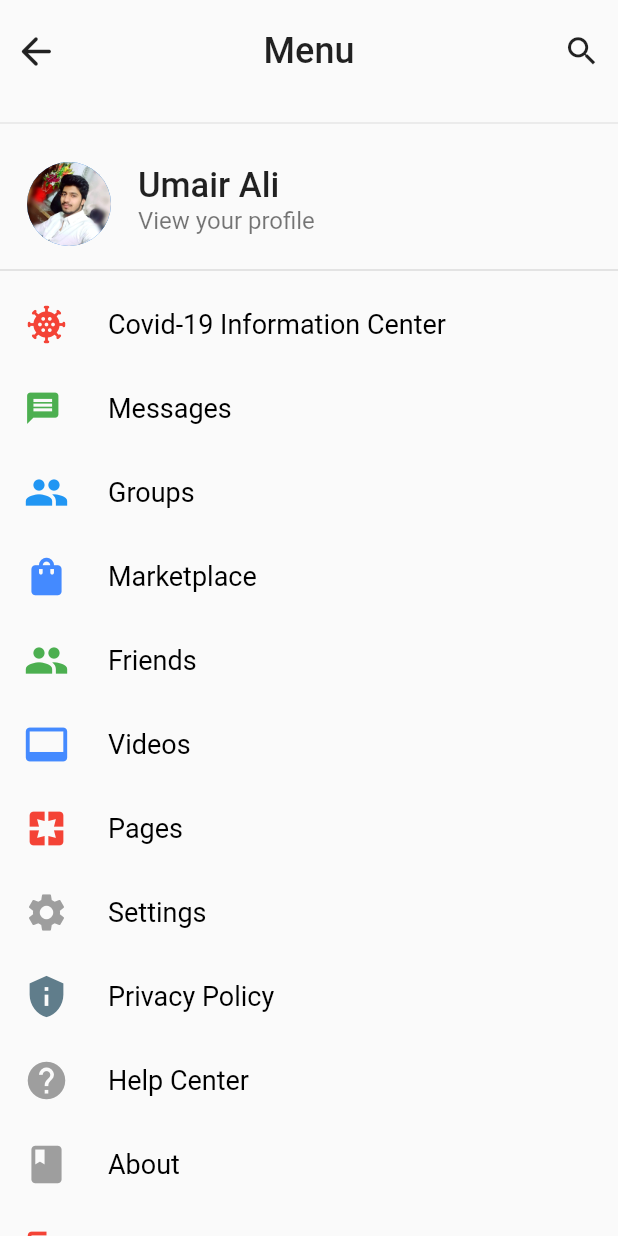
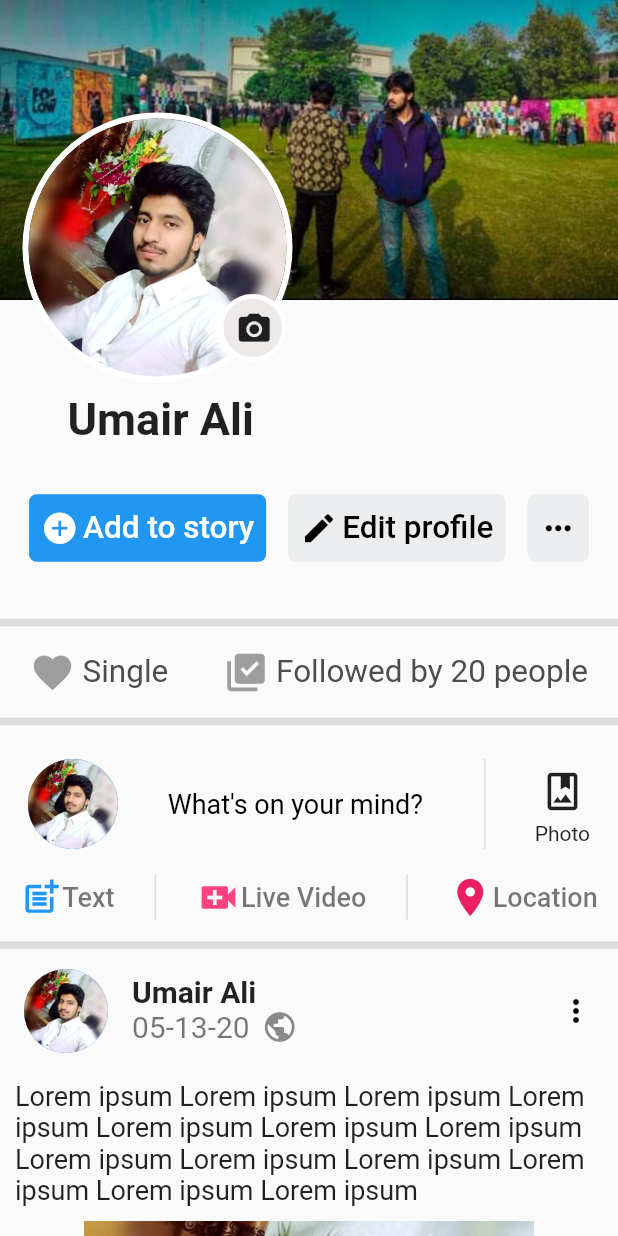
Before and after one commit to UmairAli254/facebook, a Flutter app: the screen it shows after launch, in the side drawer, after a tap on "Umair Ali", on a phone screen of 412 x 824 dp. Run offline on Flutter 3.47's test engine with Material 2 defaults, Android fonts, the phone set to English and light mode, and no system bars; drawn by our look-alikes of badges.

Commit message:
profiel page is done

```diff
--- a/lib/pages/my_drawer.dart
+++ b/lib/pages/my_drawer.dart
@@ -1,3 +1,4 @@
+import 'package:facebook/pages/profile.dart';
 import 'package:facebook/pages/shop.dart';
 import 'package:facebook/pages/videos.dart';
 import 'package:flutter/material.dart';
@@ -62,7 +63,21 @@ class _MyDrawerState extends State<MyDrawer> {
               padding: EdgeInsets.symmetric(vertical: 10),
               children: [
                 GestureDetector(
-                  onTap: () => print("View Profile"),
+                  onTap: () {
+                    Navigator.push(
+                      context,
+                      MaterialPageRoute(
+                        builder: (context) {
+                          return Container(
+                           margin: const EdgeInsets.only(top: 0),
+                            child: Material(
+                              child: Profile(),
+                            ),
+                          );
+                        },
+                      ),
+                    );
+                  },
                   child: ListTile(
                       leading: Container(
                         child: const CircleAvatar(
--- a/lib/pages/profile.dart
+++ b/lib/pages/profile.dart
@@ -0,0 +1,280 @@
+import "package:flutter/material.dart";
+
+import "../widgets/home/post_bar.dart";
+import "../widgets/home/post_menu.dart";
+import "../widgets/home/posts.dart";
+
+class Profile extends StatefulWidget {
+  @override
+  ProfileState createState() => ProfileState();
+}
+
+class ProfileState extends State<Profile> {
+  @override
+  Widget build(BuildContext context) {
+    return Container(
+      child: ListView(
+        children: [
+          // Images Container Starts here
+          Container(
+            margin: EdgeInsets.only(bottom: 55),
+            width: 100,
+            child: Stack(
+              clipBehavior: Clip.none,
+              children: [
+                // Background Image
+                GestureDetector(
+                  onTap: () {
+                    print("background Image");
+                  },
+                  child: Image(
+                    image: AssetImage("images/cover.jpg"),
+                    fit: BoxFit.cover,
+                    height: 200,
+                    width: MediaQuery.of(context).size.width * 1.0,
+                  ),
+                ),
+                // Background Image Ends here
+                // Profile Picture
+                Positioned(
+                  bottom: -55,
+                  left: 15,
+                  child: GestureDetector(
+                    onTap: () => print("Profile Image"),
+                    child: Container(
+                      width: 180,
+                      decoration: BoxDecoration(
+                          borderRadius: BorderRadius.circular(100),
+                          border: Border.all(
+                            color: Colors.white,
+                            width: 4,
+                          )),
+                      child: Stack(
+                        children: [
+                          ClipRRect(
+                            borderRadius: BorderRadius.circular(100),
+                            child:
+                                const Image(image: AssetImage("images/me.jpg")),
+                          ),
+
+                          // Camera Icon
+                          Positioned(
+                              bottom: 10,
+                              right: 0,
+                              child: Container(
+                                  width: 45,
+                                  height: 45,
+                                  padding: const EdgeInsets.all(0),
+                                  decoration: BoxDecoration(
+                                      color: const Color.fromARGB(
+                                          255, 237, 233, 233),
+                                      border: Border.all(
+                                        width: 3,
+                                        color: Colors.white,
+                                      ),
+                                      borderRadius: BorderRadius.circular(100)),
+                                  child: IconButton(
+                                    onPressed: () {
+                                      print("button camera");
+                                    },
+                                    icon: const Icon(
+                                      Icons.photo_camera,
+                                      size: 25,
+                                    ),
+                                  )))
+                          // Camera Icon ends here
+                        ],
+                      ),
+                    ),
+                  ),
+                ),
+                // Profile Picture ends here
+              ],
+            ),
+          ),
+          // Images Container Ends here
+
+          // Name Container starts here
+          Container(
+              margin: EdgeInsets.only(left: 45, top: 7),
+              child: const Text("Umair Ali",
+                  style: TextStyle(
+                    fontSize: 30,
+                    fontWeight: FontWeight.bold,
+                  ))),
+          // Name Container ends here
+
+          // Buttons Container
+          Container(
+            // color: Colors.red,
+            margin: const EdgeInsets.symmetric(vertical: 20, horizontal: 12),
+            height: 70,
+            child: Row(
+              mainAxisAlignment: MainAxisAlignment.spaceAround,
+              children: [
+                // Add to Story Button
+                GestureDetector(
+                  onTap: () {
+                    print("Add to story button");
+                  },
+                  child: Container(
+                    padding:
+                        const EdgeInsets.symmetric(vertical: 10, horizontal: 8),
+                    decoration: BoxDecoration(
+                        color: Colors.blue,
+                        borderRadius: BorderRadius.circular(5)),
+                    child: Row(
+                      children: const [
+                        Icon(
+                          Icons.add_circle,
+                          color: Colors.white,
+                          size: 25,
+                        ),
+                        Padding(
+                          padding: EdgeInsets.only(left: 3),
+                          child: Text(
+                            "Add to story",
+                            style: TextStyle(
+                              fontSize: 21,
+                              fontWeight: FontWeight.w500,
+                              color: Colors.white,
+                            ),
+                          ),
+                        )
+                      ],
+                    ),
+                  ),
+                ),
+                // Add to Story Button End here
+
+                // Edit Profile Button
+                GestureDetector(
+                  onTap: () {
+                    print("Edit Profile button");
+                  },
+                  child: Container(
+                    padding:
+                        const EdgeInsets.symmetric(vertical: 10, horizontal: 8),
+                    decoration: BoxDecoration(
+                        color: const Color.fromARGB(204, 233, 234, 235),
+                        borderRadius: BorderRadius.circular(5)),
+                    child: Row(
+                      children: const [
+                        Icon(
+                          Icons.edit,
+                          color: Colors.black,
+                          size: 25,
+                        ),
+                        Padding(
+                          padding: EdgeInsets.only(left: 3),
+                          child: Text(
+                            "Edit profile",
+                            style: TextStyle(
+                              fontSize: 21,
+                              fontWeight: FontWeight.w500,
+                              color: Colors.black,
+                            ),
+                          ),
+                        )
+                      ],
+                    ),
+                  ),
+                ),
+                // Edit Profile Button Ends here
+
+                // Options Button
+                GestureDetector(
+                  onTap: () {
+                    print("More Options button");
+                  },
+                  child: Container(
+                    padding:
+                        const EdgeInsets.symmetric(vertical: 10, horizontal: 8),
+                    decoration: BoxDecoration(
+                        color: const Color.fromARGB(204, 233, 234, 235),
+                        borderRadius: BorderRadius.circular(5)),
+                    child: Row(
+                      children: const [
+                        Icon(
+                          Icons.more_horiz,
+                          color: Colors.black,
+                          size: 25,
+                        ),
+                      ],
+                    ),
+                  ),
+                ),
+                // Options Button Ends here
+              ],
+            ),
+          ),
+          // Buttons Container Ends Here
+          const Divider(thickness: 5, color: Colors.black12),
+
+          // Perosnal Details
+          Container(
+            padding: EdgeInsets.symmetric(horizontal: 20, vertical: 10),
+            // color: Colors.red,
+            child: Row(
+              mainAxisAlignment: MainAxisAlignment.spaceBetween,
+              // spacing: 15,
+              children: [
+                Container(
+                  child: Row(
+                    children: const [
+                      Icon(
+                        Icons.favorite,
+                        color: Colors.grey,
+                        size: 30,
+                      ),
+                      Padding(
+                        padding: EdgeInsets.only(left: 5),
+                        child: Text(
+                          "Single",
+                          style: TextStyle(
+                            fontSize: 21,
+                            fontWeight: FontWeight.normal,
+                            color: Color.fromARGB(255, 78, 76, 76),
+                          ),
+                        ),
+                      )
+                    ],
+                  ),
+                ),
+                Container(
+                  child: Row(
+                    children: const [
+                      Icon(
+                        Icons.library_add_check,
+                        color: Colors.grey,
+                        size: 30,
+                      ),
+                      Padding(
+                        padding: EdgeInsets.only(left: 5),
+                        child: Text(
+                          "Followed by 20 people",
+                          style: TextStyle(
+                            fontSize: 21,
+                            // fontWeight: FontWeight.w500,
+                            color: Color.fromARGB(255, 78, 76, 76),
+                          ),
+                        ),
+                      )
+                    ],
+                  ),
+                ),
+              ],
+            ),
+          ),
+          const Divider(thickness: 5, color: Colors.black12),
+          // Perosnal Details End Here
+
+          PostBar(),
+          PostMenu(),
+          const Divider(thickness: 5, color: Colors.black12),
+          Posts(),
+        ],
+      ),
+    );
+  }
+}
--- a/lib/widgets/home/stories.dart
+++ b/lib/widgets/home/stories.dart
@@ -22,7 +22,7 @@ class StoriesState extends State<Stories> {
               height: 250,
               width: 150,
               decoration: BoxDecoration(
-                color: Color.fromARGB(8, 129, 126, 126),
+                color: const Color.fromARGB(8, 129, 126, 126),
                 border: Border.all(color: Colors.black12),
                 borderRadius: BorderRadius.circular(20),
               ),
--- a/lib/widgets/main_widget.dart
+++ b/lib/widgets/main_widget.dart
@@ -2,6 +2,7 @@ import '../pages/my_drawer.dart';
 import '../pages/home.dart';
 import '../pages/notifications.dart';
 import 'package:flutter/material.dart';
+import '../pages/profile.dart';
 import '../pages/shop.dart';
 import '../pages/videos.dart';
 import 'action_buttons.dart';
@@ -75,7 +76,7 @@ class MainWidgetState extends State<MainWidget> {
               )),
           // Drawer
           endDrawer: Container(
-           width: MediaQuery.of(context).size.width * 1.0,
+            width: MediaQuery.of(context).size.width * 1.0,
             child: MyDrawer(),
           ),
 
@@ -85,7 +86,7 @@ class MainWidgetState extends State<MainWidget> {
               HomePage(),
               Videos(),
               Shop(),
-              Text("Profile"),
+              Profile(),
               Notifications(),
             ],
           ),
```
Also changed, not shown: images/cover.jpg (added).
